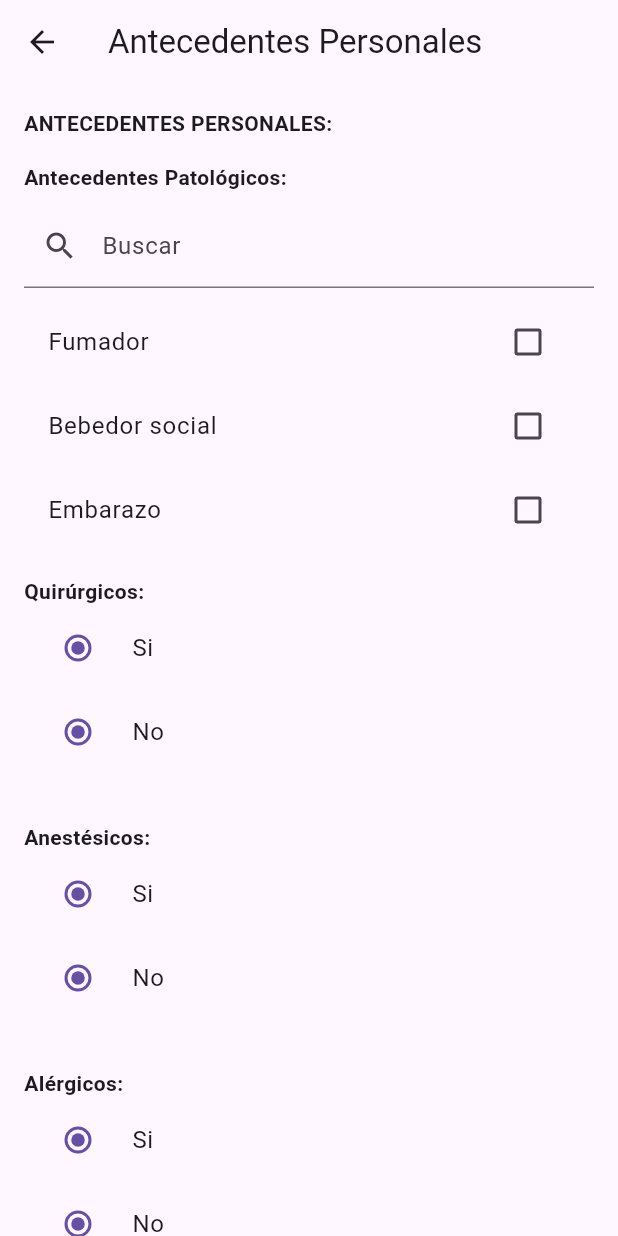
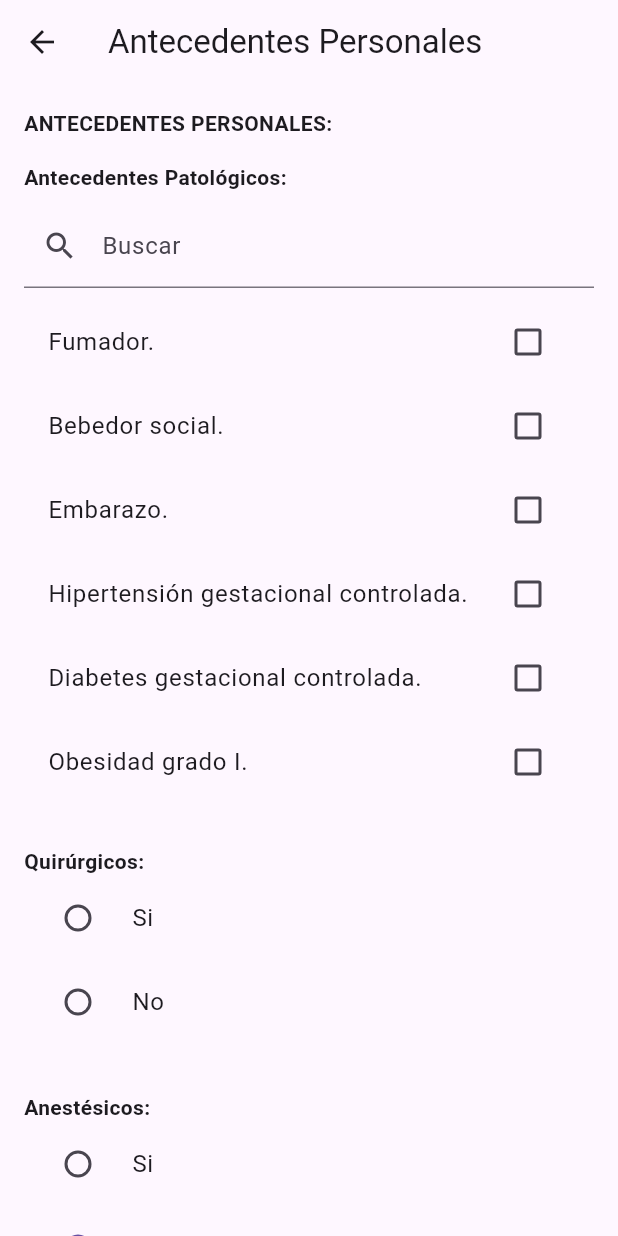
Before and after one commit to Jugoecorozo/appMedica, a Flutter app: the antecedentesPersonales screen opened directly, on a phone screen of 412 x 824 dp. Run offline on Flutter 3.47's test engine with Material 3 defaults, Android fonts, the phone set to English and light mode, and no system bars.

Commit message:
feat: :sparkles: Cuarta pagina avanzada

```diff
--- a/lib/calculos/datosFormulario.dart
+++ b/lib/calculos/datosFormulario.dart
@@ -1,6 +1,5 @@
 import 'package:app_medica/calculos/calculosApp.dart';
 import 'package:flutter/material.dart';
-import 'package:provider/provider.dart';
 
 class datosFormulario with ChangeNotifier{
 
--- a/lib/modelos/modeloDeDatos.dart
+++ b/lib/modelos/modeloDeDatos.dart
@@ -1,4 +1,3 @@
-import 'dart:ffi';
 
 import 'package:pdf/widgets.dart' as pw; // Importamos la biblioteca para generar PDFs
 
--- a/lib/vistas/antecedentesPersonales.dart
+++ b/lib/vistas/antecedentesPersonales.dart
@@ -1,53 +1,144 @@
-import 'dart:math';
-
 import 'package:flutter/material.dart';
+//ESTA ES LA CUARTA PÁGINA
 
 class antecedentesPersonales extends StatefulWidget {
+  const antecedentesPersonales({super.key});
+
   @override
   _AntecedentesPersonalesWidgetState createState() =>
       _AntecedentesPersonalesWidgetState();
 }
 
 class _AntecedentesPersonalesWidgetState extends State<antecedentesPersonales> {
-  List<String> _patologicosSeleccionados = [];
-  String _quirurgicosSeleccionados = '';
-  String _anestesicosSeleccionados = '';
-  String _alergicosSeleccionados = '';
-  String _toxicosSeleccionados = '';
-  String _transfusionalesSeleccionados = '';
+  final List<String> _patologicosSeleccionados = [];
+  String _quirurgicosSeleccionados = "";
+  final List<String> _anestesicosSeleccionados = [];
+  String _alergicosSeleccionados = "";
+  String _toxicosSeleccionados = "";
+  String _transfusionalesSeleccionados = "";
+  final _quirurgicosController = TextEditingController();
+  final _alergicosController = TextEditingController();
 
   final List<String> patologicos = [
-    'Fumador',
-    'Bebedor social',
-    'Embarazo',
+    'Fumador.',
+    'Bebedor social.',
+    'Embarazo.',
+    'Hipertensión gestacional controlada.',
+    'Diabetes gestacional controlada.',
+    'Obesidad grado I.',
+    'Asma.',
+    'Infección respiratoria aguda.',
+    'Rinitis alérgica.',
+    'Enfermedad cardiaca congénita asintomática.',
+    'Epilepsia bien controlada.',
+    'Síndrome de apnea del sueño leve o moderado.',
+    'Cáncer en remisión.',
+    'Autismo con limitaciones leves.',
+    'Diabetes mellitus no insulinorequiriente.',
+    'Hipertensión arterial controlada.',
+    'Enfermedad renal crónica hasta etapa 4.',
+    'Hipotiroidismo controlado.',
+    'Paciente con COVID 19 asintomático.',
+    'Preeclampsia moderada.',
+    'Dependencia o abuso de alcohol.',
+    'Diabetes gestacional con complicaciones o requerimiento de insulina.',
+    'Eclampsia.',
+    'Obesidad mórbida.',
+    'Epilepsia no controlada.',
+    'Síndrome de apnea del sueño severo.',
+    'Cáncer activo o en tratamiento.',
+    'Autismo con limitaciones severas.',
+    'Enfermedad de Alzheimer.',
+    'Enfermedad de Parkinson.',
+    'Diabetes mellitus insulinorequiriente.',
+    'Diabetes mellitus con afectación sistémica.',
+    'Hipertensión arterial con afectación de órgano blanco.',
+    'Enfermedad renal crónica etapa 5 en diálisis regular.',
+    'Insuficiencia renal aguda.',
+    'Daño hepático crónico hasta Child-Pugh B.',
+    'Hepatitis aguda.',
+    'Uso de marcapasos',
+    'Disminución moderada de fracción de eyección cardiaca (40 a 50%).',
+    'Distrofia muscular.',
+    'Historia de trasplante de órgano.',
+    'Malformación cerebral o espinal.',
+    'Hidrocefalia.',
+    'Malnutrición.',
+    'Vía aérea difícil.',
+    'Nutrición parenteral prolongada (se mantiene por más de 7 días).',
+    'Enfermedad trombofílica.',
+    'Hipotiroidismo no controlado.',
+    'Accidente Isquémico Transitorio (De más de 3 meses del episodio).',
+    'Infarto agudo de miocardio (De más de 3 meses del episodio).',
+    'Endoprótesis vascular (STENT) De más de 3 meses del episodio.',
+    'Paciente con COVID 19 sintomático.',
+    'Síndrome de HELLP.',
+    'Cardiomiopatía periparto con FEVI <40%.',
+    'Embarazo asociado a enfermedad cardiaca no corregida.',
+    'Cáncer avanzado, con metástasis.',
+    'Enfermedad renal crónica etapa 5 din diálisis regular.',
+    'Daño hepático crónico hasta Child-Pugh C.',
+    'Disminución severa de fracción de eyección cardiaca (menor 40%).',
+    'Accidente Isquémico Transitorio (De menos de 3 meses del episodio).',
+    'Infarto Agudo al miocardio (De menos de 3 meses del episodio).',
+    'Endoprótesis vascular (STENT) De menos de 3 meses del episodio.',
+    'Shock.',
+    'Sepsis.',
+    'Coagulación intravascular diseminada.',
+    'Síndrome de distrés respiratorio agudo.',
+    'Insuficiencia cardiaca congestiva exacerbado.',
+    'Desfibrilador cardioversor implantable (usuario).',
+    'Dependencia de ventilación mecánica.',
+    'Politraumatizado severo.',
+    'Rotura uterina.',
+    'Desprendimiento de placenta.',
+    'Daño hepático crónico con encefalopatía hepática.',
+    'Requerimiento de ECMO.',
+    'Disfunción orgánica múltiple.',
+    'Isquemia intestinal.',
+    'Insuficiencia cardiaca congestiva descompensada.',
+    'Con muerte cerebral: Donante de órganos.',
+  ];
+
+  final List<String> anestesicos = [
+    'Sedación',
+    'Anestesia general',
+    'Anestesia raquídea',
+    'Anestesia peridural',
+    'Anestesia regional',
+    'Anestesia local',
     // Agrega más opciones aquí
   ];
   String _filtroPatologicos = '';
-
 
   @override
   Widget build(BuildContext context) {
     return Scaffold(
       appBar: AppBar(
-        title: Text('Antecedentes Personales'),
+        title: const Text('Antecedentes Personales'),
       ),
       body: SingleChildScrollView(
-        padding: EdgeInsets.all(16),
+        padding: const EdgeInsets.all(16),
         child: Column(
           crossAxisAlignment: CrossAxisAlignment.start,
           children: [
-            Text(
+            const Text(
               'ANTECEDENTES PERSONALES:',
               style: TextStyle(fontWeight: FontWeight.bold),
             ),
-            SizedBox(height: 16),
-             Text(
+            const SizedBox(height: 16),
+            const Text(
               'Antecedentes Patológicos:',
               style: TextStyle(fontWeight: FontWeight.bold),
             ),
-            SizedBox(height: 8),
+            const SizedBox(height: 8),
+            SizedBox(
+              height: MediaQuery.of(context).size.height * 0.5,
+              child: SingleChildScrollView(
+                child: Column(
+                  children: [
                     TextField(
-              decoration: InputDecoration(
+                      decoration: const InputDecoration(
                         labelText: 'Buscar',
                         prefixIcon: Icon(Icons.search),
                       ),
@@ -57,166 +148,184 @@ final List<String> patologicos = [
                         });
                       },
                     ),
-            SizedBox(height: 8),
+                    const SizedBox(height: 8),
                     _buildPatologicosList(),
-            SizedBox(height: 16),
-            Text(
+                  ],
+                ),
+              ),
+            ),
+            const SizedBox(height: 16),
+            const Text(
               'Quirúrgicos:',
               style: TextStyle(fontWeight: FontWeight.bold),
             ),
-            _buildRadioList([
-              'Si',
-              'No',
-            ], (value) {
+            RadioListTile(
+              value: "Si",
+              groupValue: _quirurgicosSeleccionados,
+              title: const Text('Si'),
+              onChanged: (value) {
                 setState(() {
+                  _quirurgicosSeleccionados = value.toString();
+                });
+              },
+            ),
+            RadioListTile(
+              value: "No",
+              groupValue: _quirurgicosSeleccionados,
+              title: const Text('No'),
+              onChanged: (value) {
+                setState(() {
+                  _quirurgicosSeleccionados = value.toString();
+                });
+              },
+            ),
+            if (_quirurgicosSeleccionados == "Si")
+              TextField(
+                controller: _quirurgicosController,
+                decoration: const InputDecoration(
+                  labelText: 'Indique cuáles:',
+                ),
+                onChanged: (value) {
                   _quirurgicosSeleccionados = value;
-              });
-            }),
-            SizedBox(height: 16),
-            if (_quirurgicosSeleccionados == 'Si') ...[
-              // Aquí puedes agregar los campos adicionales para el caso de 'Si'
-              // Por ejemplo, un TextFormField para escribir detalles
-              TextFormField(
-                decoration: InputDecoration(labelText: 'Detalles quirúrgicos'),
+                },
               ),
-            ],
-            SizedBox(height: 16),
-            Text(
+            const SizedBox(height: 32),
+            const Text(
               'Anestésicos:',
               style: TextStyle(fontWeight: FontWeight.bold),
             ),
-            _buildRadioList([
-              'Si',
-              'No',
-            ], (value) {
+            RadioListTile(
+              value: "Si",
+              groupValue:
+                  _anestesicosSeleccionados.contains("Si") ? "Si" : "No",
+              title: const Text('Si'),
+              onChanged: (value) {
                 setState(() {
-                _anestesicosSeleccionados = value;
+                  if (value == "Si") {
+                    _anestesicosSeleccionados.add(value!);
+                  } else {
+                    _anestesicosSeleccionados.remove("Si");
+                  }
                 });
-            }),
-            SizedBox(height: 16),
-            if (_anestesicosSeleccionados == 'Si') ...[
-              // Aquí puedes agregar los campos adicionales para el caso de 'Si'
-              // Por ejemplo, un DropdownButtonFormField para seleccionar el tipo de anestesia
-              DropdownButtonFormField(
-                items: [
-                  'Sedación',
-                  'Anestesia general',
-                  'Anestesia raquídea',
-                  'Anestesia peridural',
-                  'Anestesia regional',
-                  'Anestesia local'
-                ]
-                    .map((type) =>
-                        DropdownMenuItem(value: type, child: Text(type)))
-                    .toList(),
-                onChanged: (value) {
-                  // Manejar la selección del tipo de anestesia aquí
               },
             ),
-              // Y otros campos adicionales según sea necesario
-            ],
-            SizedBox(height: 16),
-            Text(
-              'Alérgicos:',
-              style: TextStyle(
-                  fontWeight: FontWeight.bold,
-                  color: _alergicosSeleccionados == 'Si' ? Colors.red : null),
+            RadioListTile(
+              value: "No",
+              groupValue:
+                  _anestesicosSeleccionados.contains("Si") ? "Si" : "No",
+              title: const Text('No'),
+              onChanged: (value) {
+                setState(() {
+                  if (value == "No") {
+                    _anestesicosSeleccionados.remove("Si");
+                  } else {
+                    _anestesicosSeleccionados.add("Si");
+                  }
+                });
+              },
             ),
-            _buildRadioList([
-              'Si',
-              'No',
-            ], (value) {
-              setState(() {
-                _alergicosSeleccionados = value;
-              });
-            }),
-            SizedBox(height: 16),
-            if (_alergicosSeleccionados == 'Si') ...[
-              // Aquí puedes agregar los campos adicionales para el caso de 'Si'
-              // Por ejemplo, un TextFormField para escribir detalles de las alergias
-              TextFormField(
-                decoration: InputDecoration(labelText: 'Detalles de alergias'),
-              ),
-            ],
-            SizedBox(height: 16),
-            Text(
-              'Tóxicos:',
+            if (_anestesicosSeleccionados.contains("Si"))
+              _buildAnestesicosList(),
+            const SizedBox(height: 16),
+            const Text(
+              'Alergicos:',
               style: TextStyle(fontWeight: FontWeight.bold),
             ),
-            _buildRadioList([
-              'Si',
-              'No',
-            ], (value) {
+            RadioListTile(
+              value: "Si",
+              groupValue: _alergicosSeleccionados,
+              title: const Text('Si'),
+              onChanged: (value) {
                 setState(() {
-                _toxicosSeleccionados = value;
+                  _alergicosSeleccionados = value.toString();
                 });
-            }),
-            SizedBox(height: 16),
-            if (_toxicosSeleccionados == 'Si') ...[
-              // Aquí puedes agregar los campos adicionales para el caso de 'Si'
-              // Por ejemplo, CheckBoxes para seleccionar los tipos de tóxicos
-              Column(
-                crossAxisAlignment: CrossAxisAlignment.start,
-                children: [
-                  Text('Tipos de tóxicos:'),
-                  CheckboxListTile(
-                    title: Text('Tabaquismo'),
-                    value: false,
-                    onChanged: (value) {
-                      // Manejar la selección del tóxico aquí
               },
             ),
-                  // Agregar más CheckBoxes según sea necesario
-                ],
+            RadioListTile(
+              value: "No",
+              groupValue: _alergicosSeleccionados,
+              title: const Text('No'),
+              onChanged: (value) {
+                setState(() {
+                  _alergicosSeleccionados = value.toString();
+                });
+              },
             ),
-              // Y otros campos adicionales según sea necesario
-            ],
-            SizedBox(height: 16),
-            Text(
+            if (_alergicosSeleccionados == "Si")
+              TextField(
+                controller: _alergicosController,
+                decoration: const InputDecoration(
+                  labelText: 'Indique cuáles:',
+                ),
+                onChanged: (value) {
+                  _alergicosSeleccionados = value;
+                },
+              ),
+            const SizedBox(height: 32),
+            const Text(
+              'Toxicos:',
+              style: TextStyle(fontWeight: FontWeight.bold),
+            ),
+            RadioListTile(
+              value: "Si",
+              groupValue: _toxicosSeleccionados,
+              title: const Text('Si'),
+              onChanged: (value) {
+                setState(() {
+                  _toxicosSeleccionados = value.toString();
+                });
+              },
+            ),
+            RadioListTile(
+              value: "No",
+              groupValue: _toxicosSeleccionados,
+              title: const Text('No'),
+              onChanged: (value) {
+                setState(() {
+                  _toxicosSeleccionados = value.toString();
+                });
+              },
+            ),
+            const SizedBox(height: 16),
+            const Text(
               'Transfusionales:',
               style: TextStyle(fontWeight: FontWeight.bold),
             ),
-            _buildRadioList([
-              'Si',
-              'No',
-            ], (value) {
+            RadioListTile(
+              value: "Si",
+              groupValue: _transfusionalesSeleccionados,
+              title: const Text('Si'),
+              onChanged: (value) {
                 setState(() {
-                _transfusionalesSeleccionados = value;
+                  _transfusionalesSeleccionados = value.toString();
                 });
-            }),
-            SizedBox(height: 16),
+              },
+            ),
+            RadioListTile(
+              value: "No",
+              groupValue: _transfusionalesSeleccionados,
+              title: const Text('No'),
+              onChanged: (value) {
+                setState(() {
+                  _transfusionalesSeleccionados = value.toString();
+                });
+              },
+            ),
+            const SizedBox(height: 16),
+            ElevatedButton(
+                // ignore: avoid_print
+                onPressed: () {
+                  print('Patológicos: $_patologicosSeleccionados');
+                  print('Quirúrgicos: $_quirurgicosSeleccionados');
+                  print('Anestésicos: $_anestesicosSeleccionados');
+                  print('Alergicos: $_alergicosSeleccionados');
+                  print('Tóxicos: $_toxicosSeleccionados');
+                  print('Transfusionales: $_transfusionalesSeleccionados');
+                },
+                child: const Text('Siguiente')),
           ],
         ),
       ),
-    );
-  }
-
-  Widget _buildCheckBoxList(List<String> options, Function(String) onChanged) {
-    return Column(
-      children: options.map((option) {
-        return CheckboxListTile(
-          title: Text(option),
-          value: _patologicosSeleccionados == option,
-          onChanged: (value) {
-            onChanged(option);
-          },
-        );
-      }).toList(),
-    );
-  }
-
-  Widget _buildRadioList(List<String> options, Function(String) onChanged) {
-    return Column(
-      children: options.map((option) {
-        return RadioListTile(
-          title: Text(option),
-          value: option,
-          groupValue: option,
-          onChanged: (value) {
-            onChanged(option);
-          },
-        );
-      }).toList(),
     );
   }
 
@@ -224,7 +333,6 @@ final List<String> patologicos = [
     final List<String> patologicosFiltrados = patologicos.where((patologico) {
       return patologico.toLowerCase().contains(_filtroPatologicos);
     }).toList();
-
     return Column(
       children: patologicosFiltrados.map((patologico) {
         return CheckboxListTile(
@@ -243,4 +351,24 @@ final List<String> patologicos = [
       }).toList(),
     );
   }
+
+  Widget _buildAnestesicosList() {
+    return Column(
+      children: anestesicos.map((anestesico) {
+        return CheckboxListTile(
+          title: Text(anestesico),
+          value: _anestesicosSeleccionados.contains(anestesico),
+          onChanged: (value) {
+            setState(() {
+              if (value != null && value) {
+                _anestesicosSeleccionados.add(anestesico);
+              } else {
+                _anestesicosSeleccionados.remove(anestesico);
               }
+            });
+          },
+        );
+      }).toList(),
+    );
+  }
+}
--- a/lib/vistas/splash_screen.dart
+++ b/lib/vistas/splash_screen.dart
@@ -17,7 +17,7 @@ with SingleTickerProviderStateMixin {
     super.initState();
     SystemChrome.setEnabledSystemUIMode(SystemUiMode.immersive);
 
-    Future.delayed(Duration(seconds: 2), (){
+    Future.delayed(const Duration(seconds: 2), (){
       Navigator.of(context).pushReplacement(MaterialPageRoute(
         builder:(_) =>  datosPersonales()
         )
```
Also changed, not shown: lib/main.dart (+9 -4 lines), lib/vistas/datosPersonales.dart (+21 -19 lines), pubspec.lock. Lines whose indentation alone changed are shown as unchanged.
